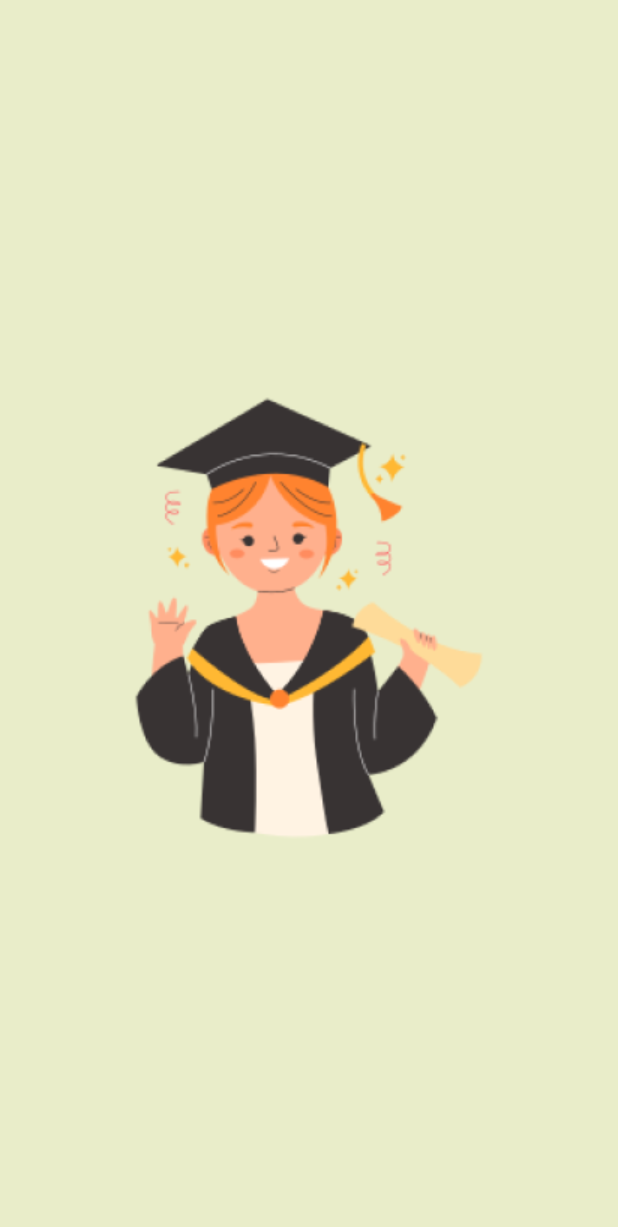
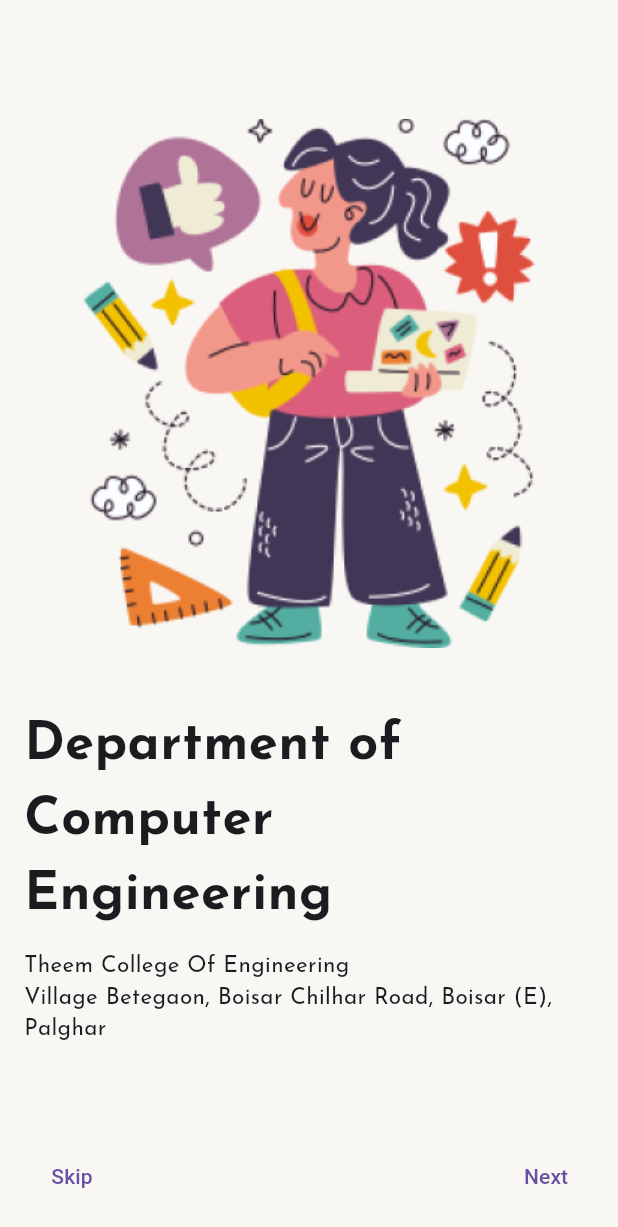
Before and after one commit to ChinmayMangela/onboarding_ui, a Flutter app: the screen it shows after launch, on a phone screen of 412 x 824 dp. Shown: the top 1227 px of the screen. Run offline on Flutter 3.47's test engine with Material 3 defaults, Android fonts, the phone set to English and light mode, and no system bars; our stand-ins replace google_fonts.

Commit message:
feat: Implement onboarding screens with dynamic content and navigation
This commit introduces the onboarding feature with multiple screens and dynamic content. It includes:
-   Creation of the `OnboardingPage` widget to display an image, title, and subtitle.
-   Creation of the `OnboardingScreen` widget, which uses a `PageView` to navigate through the onboarding pages.
-   Implementation of skip and next buttons for navigation.
-   Creation of `OnboardingStrings` to manage the titles, subtitles, and images for each screen.
-   Addition of `google_fonts` dependency to apply custom fonts.
-   Update `SplashScreen` to navigate to `OnboardingScreen` after three seconds.
-   Register the `path_provider_foundation` plugin.

```diff
--- a/lib/constants/onboarding_strings.dart
+++ b/lib/constants/onboarding_strings.dart
@@ -5,7 +5,7 @@ class OnboardingStrings {
   static const String onboardingTitleTwo = 'Learning becomes fun and easy';
   static const String onboardingTitleThree = 'Flexible Learning, Anytime, Anywhere';
 
-  static const String onboardingDescriptionOne = 'Theem College Of Engineering Village Betegaon, Boisar Chilhar Road, Boisar (E), Palghar';
+  static const String onboardingDescriptionOne = 'Theem College Of Engineering\nVillage Betegaon, Boisar Chilhar Road, Boisar (E), Palghar';
   static const String onboardingDescriptionTwo = 'Take your learning journey with you on the go, whenever you want.';
   static const String onboardingDescriptionThree = 'Whether you\'re at home or on the go, access your lessons and practice materials 24/7';
 
--- /dev/null
+++ b/lib/features/onboarding/presentation/screens/onboarding_screen.dart
@@ -0,0 +1,81 @@
+import 'package:flutter/material.dart';
+import 'package:onboarding_ui/constants/onboarding_strings.dart';
+import 'package:onboarding_ui/features/onboarding/presentation/widgets/onboarding_page.dart';
+
+class OnboardingScreen extends StatefulWidget {
+  const OnboardingScreen({super.key});
+
+  @override
+  State<OnboardingScreen> createState() => _OnboardingScreenState();
+}
+
+class _OnboardingScreenState extends State<OnboardingScreen> {
+  final List<Widget> _onboardingPages = [
+    OnboardingPage(
+      imageUrl: OnboardingStrings.onboardingImageOne,
+      title: OnboardingStrings.onboardingTitleOne,
+      subTitle: OnboardingStrings.onboardingDescriptionOne,
+    ),
+    OnboardingPage(
+      imageUrl: OnboardingStrings.onboardingImageTwo,
+      title: OnboardingStrings.onboardingTitleTwo,
+      subTitle: OnboardingStrings.onboardingDescriptionTwo,
+    ),
+    OnboardingPage(
+      imageUrl: OnboardingStrings.onboardingImageThree,
+      title: OnboardingStrings.onboardingTitleThree,
+      subTitle: OnboardingStrings.onboardingDescriptionThree,
+    ),
+  ];
+
+  @override
+  Widget build(BuildContext context) {
+    return Scaffold(
+      body: _buildBody(),
+    );
+  }
+
+  Widget _buildBody() {
+    return Padding(
+      padding: const EdgeInsets.all(16.0),
+      child: Center(
+        child: Column(
+          mainAxisAlignment: MainAxisAlignment.center,
+          crossAxisAlignment: CrossAxisAlignment.center,
+          children: [
+            Expanded(
+              child: PageView.builder(itemBuilder: (context, index) {
+                return _onboardingPages[index];
+              }, itemCount: _onboardingPages.length,),
+            ),
+            _buildBottomButtons(),
+          ],
+        ),
+      ),
+    );
+  }
+
+  Widget _buildBottomButtons() {
+    return Row(
+      mainAxisAlignment: MainAxisAlignment.spaceBetween,
+      children: [
+        _buildSkipButton(),
+        _buildNextButton(),
+      ],
+    );
+  }
+
+  Widget _buildSkipButton() {
+    return TextButton(
+      onPressed: () {},
+      child: const Text('Skip'),
+    );
+  }
+
+  Widget _buildNextButton() {
+    return TextButton(
+      onPressed: () {},
+      child: const Text('Next'),
+    );
+  }
+}
--- /dev/null
+++ b/lib/features/onboarding/presentation/widgets/onboarding_page.dart
@@ -0,0 +1,36 @@
+import 'package:flutter/material.dart';
+import 'package:google_fonts/google_fonts.dart';
+
+class OnboardingPage extends StatelessWidget {
+  const OnboardingPage({
+    super.key,
+    required this.imageUrl,
+    required this.title,
+    required this.subTitle,
+  });
+
+  final String imageUrl;
+  final String title;
+  final String subTitle;
+
+  @override
+  Widget build(BuildContext context) {
+    final fonts = GoogleFonts.josefinSans();
+    return Column(
+      mainAxisAlignment: MainAxisAlignment.center,
+      children: [
+        Image.asset(imageUrl),
+        const SizedBox(height: 40),
+        Text(title, style: fonts.copyWith(
+          fontWeight: FontWeight.w700,
+          fontSize: 35
+        )),
+        const SizedBox(height: 12),
+        Text(subTitle, style: fonts.copyWith(
+            fontWeight: FontWeight.w400,
+            fontSize: 15
+        ),),
+      ],
+    );
+  }
+}
--- a/lib/features/splash/presentation/screens/splash_screen.dart
+++ b/lib/features/splash/presentation/screens/splash_screen.dart
@@ -1,6 +1,8 @@
 import 'package:flutter/material.dart';
 import 'package:onboarding_ui/constants/color_strings.dart';
+import 'package:onboarding_ui/features/onboarding/presentation/screens/onboarding_screen.dart';
 import 'package:onboarding_ui/features/splash/presentation/widgets/animated_image.dart';
+import 'package:onboarding_ui/main.dart';
 
 class SplashScreen extends StatefulWidget {
   const SplashScreen({super.key});
@@ -27,6 +29,12 @@ class _SplashScreenState extends State<SplashScreen>
     );
 
     _animationController.forward();
+
+    Future.delayed(Duration(seconds: 3), () {
+      navigatorKey.currentState!.pushReplacement(
+        MaterialPageRoute(builder: (context) => OnboardingScreen()),
+      );
+    });
   }
 
   @override
--- a/lib/main.dart
+++ b/lib/main.dart
@@ -7,12 +7,15 @@ void main() {
   runApp(const MyApp());
 }
 
+final navigatorKey = GlobalKey<NavigatorState>();
+
 class MyApp extends StatelessWidget {
   const MyApp({super.key});
 
   @override
   Widget build(BuildContext context) {
     return MaterialApp(
+      navigatorKey: navigatorKey,
       theme: AppTheme.appTheme,
       home: SplashScreen(),
     );
--- a/pubspec.yaml
+++ b/pubspec.yaml
@@ -34,6 +34,7 @@ dependencies:
   # The following adds the Cupertino Icons font to your application.
   # Use with the CupertinoIcons class for iOS style icons.
   cupertino_icons: ^1.0.8
+  google_fonts: ^6.2.1
 
 dev_dependencies:
   flutter_test:
```
Also changed, not shown: pubspec.lock, 1 other file.
